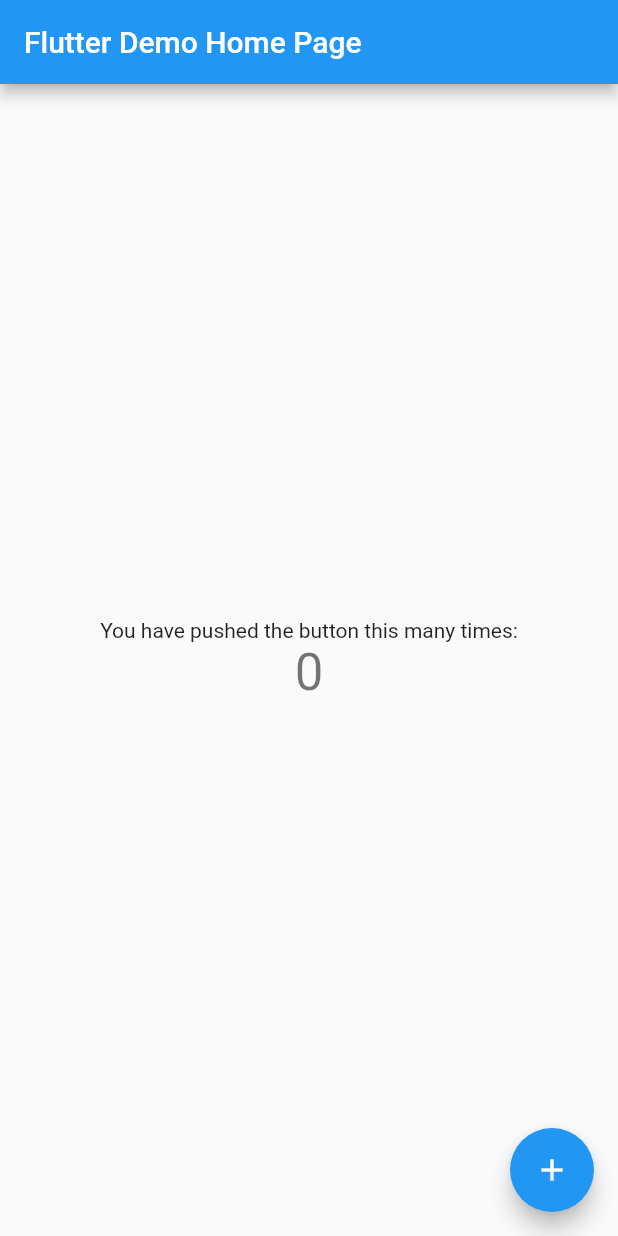
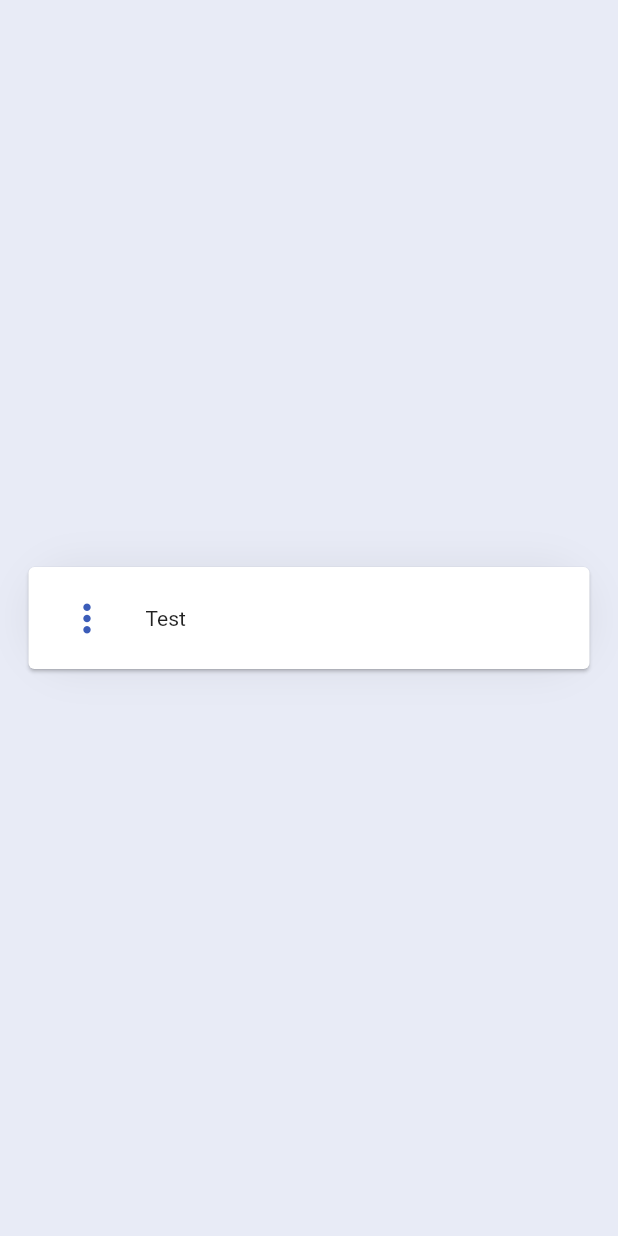
Before and after one commit to FelipeQueFez/challenge-fliper, a Flutter app: the screen it shows after launch, on a phone screen of 412 x 824 dp. Run offline on Flutter 3.47's test engine with Material 2 defaults, Android fonts, the phone set to English and light mode, and no system bars; our stand-ins replace get_it.

Commit message:
included components

```diff
--- /dev/null
+++ b/lib/app_colors.dart
@@ -0,0 +1,23 @@
+import 'package:flutter/material.dart';
+
+class AppColors {
+  static const _codePrimary = 0xff3B5CB8;
+  static const primary = Color(_codePrimary);
+  static const background = Color(0xffE8EBF6);
+  static const white = Color(0xffFFFFFF);
+
+  static MaterialColor theme = MaterialColor(_codePrimary, _primarySwatch);
+
+  static Map<int, Color> _primarySwatch = {
+    50: Color(_codePrimary),
+    100: Color(_codePrimary),
+    200: Color(_codePrimary),
+    300: Color(_codePrimary),
+    400: Color(_codePrimary),
+    500: Color(_codePrimary),
+    600: Color(_codePrimary),
+    700: Color(_codePrimary),
+    800: Color(_codePrimary),
+    900: Color(_codePrimary),
+  };
+}
--- a/lib/main.dart
+++ b/lib/main.dart
@@ -1,117 +1,20 @@
+import 'package:challenge_fliper/setup.dart';
+import 'package:challenge_fliper/theme.dart';
+import 'package:challenge_fliper/views/resume/resume_page.dart';
 import 'package:flutter/material.dart';
 
-void main() {
+void main() async {
+  await setup();
   runApp(MyApp());
 }
 
 class MyApp extends StatelessWidget {
-  // This widget is the root of your application.
   @override
   Widget build(BuildContext context) {
     return MaterialApp(
-      title: 'Flutter Demo',
-      theme: ThemeData(
-        // This is the theme of your application.
-        //
-        // Try running your application with "flutter run". You'll see the
-        // application has a blue toolbar. Then, without quitting the app, try
-        // changing the primarySwatch below to Colors.green and then invoke
-        // "hot reload" (press "r" in the console where you ran "flutter run",
-        // or simply save your changes to "hot reload" in a Flutter IDE).
-        // Notice that the counter didn't reset back to zero; the application
-        // is not restarted.
-        primarySwatch: Colors.blue,
-        // This makes the visual density adapt to the platform that you run
-        // the app on. For desktop platforms, the controls will be smaller and
-        // closer together (more dense) than on mobile platforms.
-        visualDensity: VisualDensity.adaptivePlatformDensity,
-      ),
-      home: MyHomePage(title: 'Flutter Demo Home Page'),
+      debugShowCheckedModeBanner: false,
+      theme: getTheme(context),
+      home: ResumePage(),
     );
   }
 }
-
-class MyHomePage extends StatefulWidget {
-  MyHomePage({Key key, this.title}) : super(key: key);
-
-  // This widget is the home page of your application. It is stateful, meaning
-  // that it has a State object (defined below) that contains fields that affect
-  // how it looks.
-
-  // This class is the configuration for the state. It holds the values (in this
-  // case the title) provided by the parent (in this case the App widget) and
-  // used by the build method of the State. Fields in a Widget subclass are
-  // always marked "final".
-
-  final String title;
-
-  @override
-  _MyHomePageState createState() => _MyHomePageState();
-}
-
-class _MyHomePageState extends State<MyHomePage> {
-  int _counter = 0;
-
-  void _incrementCounter() {
-    setState(() {
-      // This call to setState tells the Flutter framework that something has
-      // changed in this State, which causes it to rerun the build method below
-      // so that the display can reflect the updated values. If we changed
-      // _counter without calling setState(), then the build method would not be
-      // called again, and so nothing would appear to happen.
-      _counter++;
-    });
-  }
-
-  @override
-  Widget build(BuildContext context) {
-    // This method is rerun every time setState is called, for instance as done
-    // by the _incrementCounter method above.
-    //
-    // The Flutter framework has been optimized to make rerunning build methods
-    // fast, so that you can just rebuild anything that needs updating rather
-    // than having to individually change instances of widgets.
-    return Scaffold(
-      appBar: AppBar(
-        // Here we take the value from the MyHomePage object that was created by
-        // the App.build method, and use it to set our appbar title.
-        title: Text(widget.title),
-      ),
-      body: Center(
-        // Center is a layout widget. It takes a single child and positions it
-        // in the middle of the parent.
-        child: Column(
-          // Column is also a layout widget. It takes a list of children and
-          // arranges them vertically. By default, it sizes itself to fit its
-          // children horizontally, and tries to be as tall as its parent.
-          //
-          // Invoke "debug painting" (press "p" in the console, choose the
-          // "Toggle Debug Paint" action from the Flutter Inspector in Android
-          // Studio, or the "Toggle Debug Paint" command in Visual Studio Code)
-          // to see the wireframe for each widget.
-          //
-          // Column has various properties to control how it sizes itself and
-          // how it positions its children. Here we use mainAxisAlignment to
-          // center the children vertically; the main axis here is the vertical
-          // axis because Columns are vertical (the cross axis would be
-          // horizontal).
-          mainAxisAlignment: MainAxisAlignment.center,
-          children: <Widget>[
-            Text(
-              'You have pushed the button this many times:',
-            ),
-            Text(
-              '$_counter',
-              style: Theme.of(context).textTheme.headline4,
-            ),
-          ],
-        ),
-      ),
-      floatingActionButton: FloatingActionButton(
-        onPressed: _incrementCounter,
-        tooltip: 'Increment',
-        child: Icon(Icons.add),
-      ), // This trailing comma makes auto-formatting nicer for build methods.
-    );
-  }
-}
--- /dev/null
+++ b/lib/setup.dart
@@ -0,0 +1,22 @@
+import 'package:get_it/get_it.dart';
+
+GetIt getItInstance = GetIt.instance;
+
+Future setup() async {
+  _registerModels();
+  _registerSingletonServices();
+  _registerBlocs();
+}
+
+void _registerModels() {
+  //getItInstance.registerSingleton<>(());
+}
+
+void _registerSingletonServices() {
+  //getItInstance.registerLazySingleton<>(() => ());
+}
+
+void _registerBlocs() {
+  // getItInstance.registerFactory<>(
+  //     () => (getItInstance(), getItInstance()));
+}
--- /dev/null
+++ b/lib/theme.dart
@@ -0,0 +1,28 @@
+import 'package:challenge_fliper/app_colors.dart';
+import 'package:flutter/material.dart';
+
+ThemeData getTheme(BuildContext context) {
+  return ThemeData(
+    primarySwatch: AppColors.theme,
+    inputDecorationTheme: InputDecorationTheme(
+      border: UnderlineInputBorder(
+        borderSide: BorderSide(
+          color: AppColors.primary,
+          width: 1.5,
+        ),
+      ),
+      focusedBorder: UnderlineInputBorder(
+        borderSide: BorderSide(
+          color: AppColors.primary,
+          width: 1.5,
+        ),
+      ),
+      errorBorder: UnderlineInputBorder(
+        borderSide: BorderSide(
+          color: AppColors.primary,
+          width: 1.5,
+        ),
+      ),
+    ),
+  );
+}
--- /dev/null
+++ b/lib/views/resume/resume_page.dart
@@ -0,0 +1,28 @@
+import 'package:challenge_fliper/app_colors.dart';
+import 'package:challenge_fliper/views/shared/custom_card.dart';
+import 'package:challenge_fliper/views/shared/custom_container.dart';
+import 'package:challenge_fliper/views/shared/custom_scaffold.dart';
+import 'package:flutter/material.dart';
+
+class ResumePage extends StatefulWidget {
+  @override
+  _ResumePageState createState() => _ResumePageState();
+}
+
+class _ResumePageState extends State<ResumePage> {
+  @override
+  Widget build(BuildContext context) {
+    return CustomScaffold(
+      appBar: null,
+      child: CustomContainer(
+        child: Center(
+          child: CustomCard(
+            backgroundColor: AppColors.white,
+            icon: Icons.more_vert,
+            title: Text('Test'),
+          ),
+        ),
+      ),
+    );
+  }
+}
--- /dev/null
+++ b/lib/views/shared/custom_card.dart
@@ -0,0 +1,60 @@
+import 'package:challenge_fliper/app_colors.dart';
+import 'package:challenge_fliper/views/shared/spacer_box.dart';
+import 'package:flutter/material.dart';
+
+class CustomCard extends StatelessWidget {
+  final Text title;
+  final IconData icon;
+  final Color backgroundColor;
+  final Function iconOnPressed;
+
+  const CustomCard(
+      {Key key,
+      this.title,
+      this.icon,
+      this.backgroundColor,
+      this.iconOnPressed})
+      : super(key: key);
+
+  @override
+  Widget build(BuildContext context) {
+    return Container(
+      decoration: BoxDecoration(
+        boxShadow: <BoxShadow>[
+          BoxShadow(
+            blurRadius: 20,
+            color: Color.fromRGBO(0, 0, 0, .05),
+          ),
+        ],
+        borderRadius: BorderRadius.circular(50.0),
+      ),
+      child: Card(
+        color: backgroundColor,
+        child: Padding(
+          padding: EdgeInsets.all(10),
+          child: Row(
+            mainAxisAlignment: MainAxisAlignment.start,
+            crossAxisAlignment: CrossAxisAlignment.center,
+            children: <Widget>[
+              Padding(
+                padding: EdgeInsets.only(left: 5, right: 5),
+                child: IconButton(
+                  icon: Icon(
+                    icon,
+                    size: 30,
+                    color: AppColors.primary,
+                  ),
+                  onPressed: () {
+                    iconOnPressed();
+                  },
+                ),
+              ),
+              SpacerBox.h10,
+              title
+            ],
+          ),
+        ),
+      ),
+    );
+  }
+}
--- /dev/null
+++ b/lib/views/shared/custom_circular_progress_indicador.dart
@@ -0,0 +1,12 @@
+import 'package:flutter/material.dart';
+
+class CustomCircularProgressIndicator extends StatelessWidget {
+  @override
+  Widget build(BuildContext context) {
+    return Container(
+      child: Center(
+        child: CircularProgressIndicator(),
+      ),
+    );
+  }
+}
--- /dev/null
+++ b/lib/views/shared/custom_container.dart
@@ -0,0 +1,16 @@
+import 'package:flutter/material.dart';
+
+class CustomContainer extends StatelessWidget {
+  final Widget child;
+
+  const CustomContainer({Key key, @required this.child}) : super(key: key);
+
+  @override
+  Widget build(BuildContext context) {
+    return Container(
+      width: double.infinity,
+      margin: EdgeInsets.all(15),
+      child: child,
+    );
+  }
+}
--- /dev/null
+++ b/lib/views/shared/custom_scaffold.dart
@@ -0,0 +1,22 @@
+import 'package:challenge_fliper/app_colors.dart';
+import 'package:flutter/material.dart';
+
+class CustomScaffold extends StatelessWidget {
+  final Widget child;
+  final AppBar appBar;
+
+  const CustomScaffold({
+    Key key,
+    @required this.child,
+    @required this.appBar,
+  }) : super(key: key);
+
+  @override
+  Widget build(BuildContext context) {
+    return Scaffold(
+      backgroundColor: AppColors.background,
+      appBar: appBar,
+      body: child,
+    );
+  }
+}
--- /dev/null
+++ b/lib/views/shared/spacer_box.dart
@@ -0,0 +1,30 @@
+import 'package:flutter/material.dart';
+
+class SpacerBox {
+  //  Vertical Spaces
+  static const v4 = SizedBox(
+    height: 4,
+  );
+  static const v8 = SizedBox(
+    height: 8,
+  );
+  static const v10 = SizedBox(
+    height: 10,
+  );
+
+  // Horizontal Spaces
+  static const h5 = SizedBox(
+    width: 5,
+  );
+  static const h8 = SizedBox(
+    width: 8,
+  );
+
+  static const h16 = SizedBox(
+    width: 15,
+  );
+
+  static const h10 = SizedBox(
+    width: 10,
+  );
+}
```
